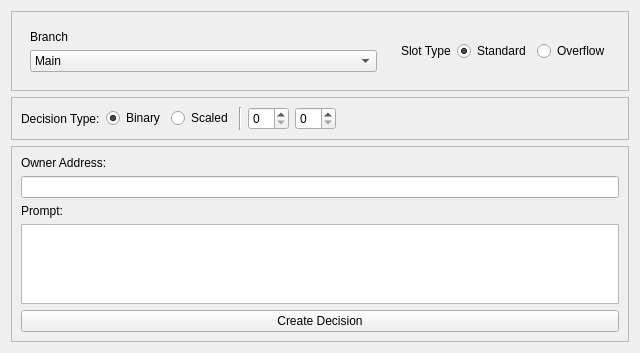
brishtiteveja/truthcoin-cpp, file src/qt/forms/decisioncreationwidget.ui: the form before one commit.
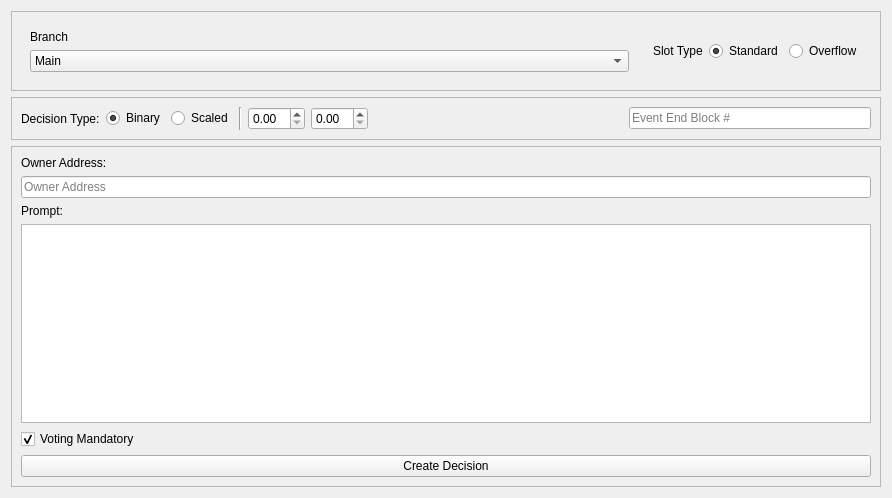
The form after the commit.

Commit message: Implemented decision creation via Author Widget. Note that my vimrc removes whitespace from files I save, which is why doc/blockchain_notes has many edits after inserting only one word

The edit to the form file:
```diff
--- a/src/qt/forms/decisioncreationwidget.ui
+++ b/src/qt/forms/decisioncreationwidget.ui
@@ -6,8 +6,8 @@
    <rect>
     <x>0</x>
     <y>0</y>
-    <width>640</width>
-    <height>353</height>
+    <width>892</width>
+    <height>498</height>
    </rect>
   </property>
   <property name="windowTitle">
@@ -48,7 +48,7 @@
           </widget>
          </item>
          <item row="0" column="0">
-          <widget class="QLabel" name="label">
+          <widget class="QLabel" name="labelBranch">
            <property name="text">
             <string>Branch</string>
            </property>
@@ -137,14 +137,10 @@
        </widget>
       </item>
       <item>
-       <widget class="QSpinBox" name="spinBox">
-        <property name="suffix">
-         <string/>
-        </property>
-       </widget>
+       <widget class="QDoubleSpinBox" name="doubleSpinBoxScaledMin"/>
       </item>
       <item>
-       <widget class="QSpinBox" name="spinBox_2"/>
+       <widget class="QDoubleSpinBox" name="doubleSpinBoxScaledMax"/>
       </item>
       <item>
        <spacer name="horizontalSpacer">
@@ -159,6 +155,23 @@
         </property>
        </spacer>
       </item>
+      <item>
+       <widget class="QLabel" name="label">
+        <property name="text">
+         <string/>
+        </property>
+       </widget>
+      </item>
+      <item>
+       <widget class="QLineEdit" name="lineEditEventOverBy">
+        <property name="text">
+         <string/>
+        </property>
+        <property name="placeholderText">
+         <string>Event End Block #</string>
+        </property>
+       </widget>
+      </item>
      </layout>
     </widget>
    </item>
@@ -179,7 +192,11 @@
        </widget>
       </item>
       <item>
-       <widget class="QLineEdit" name="lineEdit"/>
+       <widget class="QLineEdit" name="lineEditOwnerAddr">
+        <property name="placeholderText">
+         <string>Owner Address</string>
+        </property>
+       </widget>
       </item>
       <item>
        <widget class="QLabel" name="label_4">
@@ -192,7 +209,17 @@
        <widget class="QPlainTextEdit" name="plainTextEdit"/>
       </item>
       <item>
-       <widget class="QPushButton" name="pushButton">
+       <widget class="QCheckBox" name="checkBoxVoteMandatory">
+        <property name="text">
+         <string>Voting Mandatory</string>
+        </property>
+        <property name="checked">
+         <bool>true</bool>
+        </property>
+       </widget>
+      </item>
+      <item>
+       <widget class="QPushButton" name="pushButtonCreateDecision">
         <property name="text">
          <string>Create Decision</string>
         </property>
```
Left out of the diff: 20 changed lines with no effect on the pictures. The commit also changes 8 other files.
